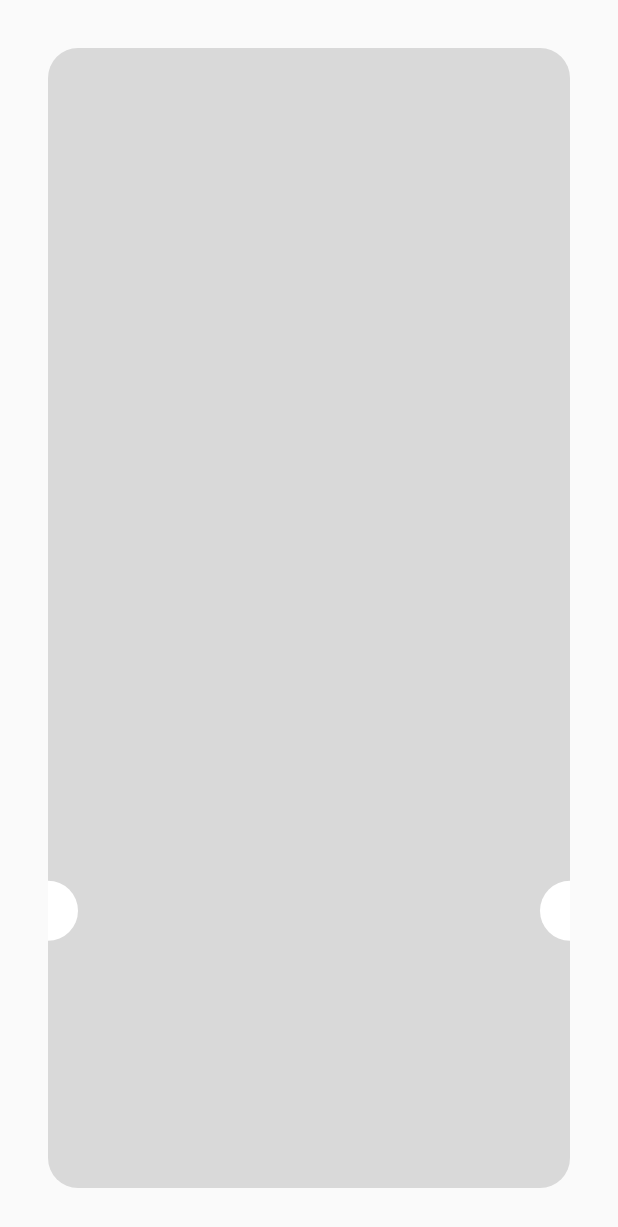
After one commit to MeDoRa0/checkout_payment, a Flutter app: the PaymentDoneView screen opened directly, on a phone screen of 412 x 824 dp. The commit adds this screen. Shown: the top 1227 px of the screen. Run offline on Flutter 3.47's test engine with Material 2 defaults, Android fonts, the phone set to English and light mode, and no system bars; our stand-ins replace flutter_credit_card, flutter_svg.

Commit message:
creat payment done screen

```diff
--- /dev/null
+++ b/lib/features/checkout/presentation/views/payment_done_view.dart
@@ -0,0 +1,13 @@
+import 'package:checkout_payment/features/checkout/presentation/views/widgets/payment_done_view_body.dart';
+import 'package:flutter/material.dart';
+
+class PaymentDoneView extends StatelessWidget {
+  const PaymentDoneView({super.key});
+
+  @override
+  Widget build(BuildContext context) {
+    return const Scaffold(
+      body: PaymentDoneViewBody(),
+    );
+  }
+}
--- a/lib/features/checkout/presentation/views/widgets/payment_details_body.dart
+++ b/lib/features/checkout/presentation/views/widgets/payment_details_body.dart
@@ -1,4 +1,5 @@
 import 'package:checkout_payment/core/widgets/custom_green_button.dart';
+import 'package:checkout_payment/features/checkout/presentation/views/payment_done_view.dart';
 import 'package:checkout_payment/features/checkout/presentation/views/widgets/custom_credit_card.dart';
 import 'package:checkout_payment/features/checkout/presentation/views/widgets/payment_method_listview.dart';
 import 'package:flutter/material.dart';
@@ -40,6 +41,13 @@ class _PaymentDetailsBodyState extends State<PaymentDetailsBody> {
                     if (formKey.currentState!.validate()) {
                       formKey.currentState!.save();
                     } else {
+                      Navigator.of(context).push(
+                        MaterialPageRoute(
+                          builder: (context) {
+                            return PaymentDoneView();
+                          },
+                        ),
+                      );
                       autovalidateMode = AutovalidateMode.always;
                       setState(() {});
                     }
--- /dev/null
+++ b/lib/features/checkout/presentation/views/widgets/payment_done_view_body.dart
@@ -0,0 +1,42 @@
+import 'package:flutter/material.dart';
+
+class PaymentDoneViewBody extends StatelessWidget {
+  const PaymentDoneViewBody({super.key});
+
+  @override
+  Widget build(BuildContext context) {
+    // Stack widget enable us to put widget on widget
+    return Padding(
+      padding: const EdgeInsets.all(32),
+      child: Stack(
+        children: [
+          Container(
+            decoration: ShapeDecoration(
+              color: const Color(0xFFD9D9D9),
+              shape: RoundedRectangleBorder(
+                borderRadius: BorderRadius.circular(20),
+              ),
+            ),
+          ),
+          //this code will put the circle in postion we want
+          Positioned(
+            left: -20,
+            // MediaQuery will adjust the height depending on device screen height
+            bottom: MediaQuery.sizeOf(context).height * .2,
+            child: const CircleAvatar(
+              backgroundColor: Colors.white,
+            ),
+          ),
+          Positioned(
+            right: -20,
+            // MediaQuery will adjust the height depending on device screen height
+            bottom: MediaQuery.sizeOf(context).height * .2,
+            child: const CircleAvatar(
+              backgroundColor: Colors.white,
+            ),
+          ),
+        ],
+      ),
+    );
+  }
+}
```
